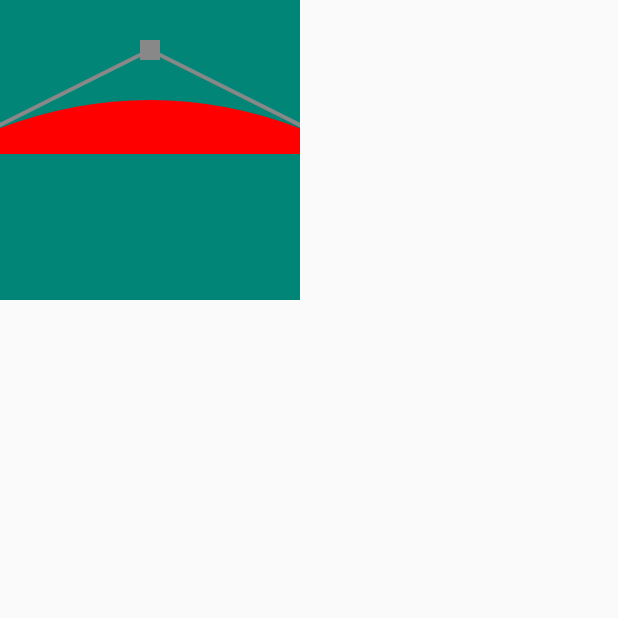
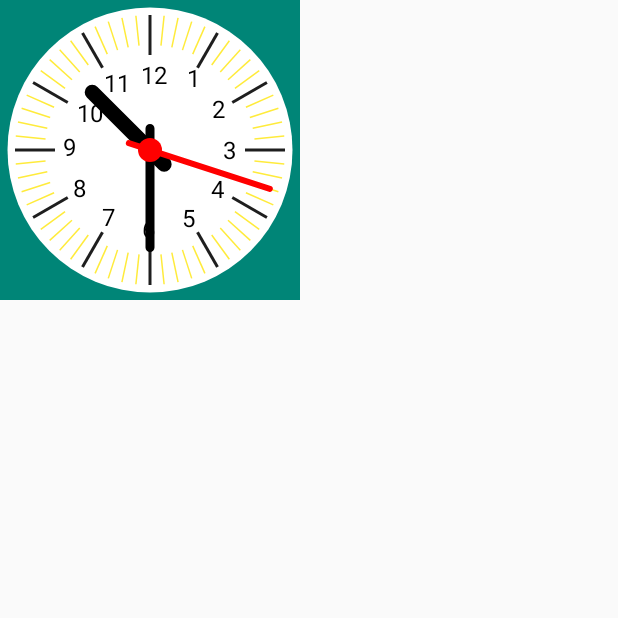
Before and after one commit to wmyasw/KotlinMvpDemo, an Android app: the WidgetActivity screen opened directly, with no data from a screen before it, on a phone screen of 412 x 824 dp, the top half of it. Run offline under Robolectric (Android 15) with nearby library versions, the phone set to English and light mode, and no system bars.

Commit message:
优化钟表控件，表盘数字显示

```diff
--- a/app/src/main/java/com/wmy/kotlin/demo/ui/MainActivity.kt
+++ b/app/src/main/java/com/wmy/kotlin/demo/ui/MainActivity.kt
@@ -94,9 +94,9 @@ class MainActivity : BaseActivity<HomeContract.Presenter<HomeContract.View>, Hom
         layout1.setOnClickListener(object : OnClickListener {
             override fun onClick(p0: View?) {
 //                get()
-
-                val sdpath: String = Environment.getExternalStorageDirectory().getAbsolutePath()
-                SkinManager.instance.loadSkin(sdpath + File.separator + "theme_w-debug.apk")
+                startActivity1(WidgetActivity::class.java)
+//                val sdpath: String = Environment.getExternalStorageDirectory().getAbsolutePath()
+//                SkinManager.instance.loadSkin(sdpath + File.separator + "theme_w-debug.apk")
             }
         })
         layout2.setOnClickListener(object : OnClickListener {
--- a/app/src/main/java/com/wmy/kotlin/demo/widget/WatchBoard.kt
+++ b/app/src/main/java/com/wmy/kotlin/demo/widget/WatchBoard.kt
@@ -82,20 +82,20 @@ class WatchBoard @JvmOverloads constructor(
 
 
     fun obtainStyledAttrs(attrs: AttributeSet) {
-        var typedArray: TypedArray = getContext().obtainStyledAttributes(attrs, R.styleable.WatchBoard);
-        mPadding = typedArray.getDimension(R.styleable.WatchBoard_wb_padding, Utils.dp2px(10));
-        mTextSize = typedArray.getDimension(R.styleable.WatchBoard_wb_text_size, Utils.sp2px(16));
-        mHourPointWidth = typedArray.getDimension(R.styleable.WatchBoard_wb_hour_pointer_width, Utils.dp2px(5));
-        mMinutePointWidth = typedArray.getDimension(R.styleable.WatchBoard_wb_minute_pointer_width, Utils.dp2px(3));
-        mSecondPointWidth = typedArray.getDimension(R.styleable.WatchBoard_wb_second_pointer_width, Utils.dp2px(2));
-        mPointRadius = typedArray.getDimension(R.styleable.WatchBoard_wb_pointer_corner_radius, Utils.dp2px(10));
-        mPointEndLength = typedArray.getDimension(R.styleable.WatchBoard_wb_pointer_end_length, Utils.dp2px(10));
+        var typedArray: TypedArray = getContext().obtainStyledAttributes(attrs, R.styleable.WatchBoard)
+        mPadding = typedArray.getDimension(R.styleable.WatchBoard_wb_padding, Utils.dp2px(10))
+        mTextSize = typedArray.getDimension(R.styleable.WatchBoard_wb_text_size, Utils.sp2px(16))
+        mHourPointWidth = typedArray.getDimension(R.styleable.WatchBoard_wb_hour_pointer_width, Utils.dp2px(5))
+        mMinutePointWidth = typedArray.getDimension(R.styleable.WatchBoard_wb_minute_pointer_width, Utils.dp2px(3))
+        mSecondPointWidth = typedArray.getDimension(R.styleable.WatchBoard_wb_second_pointer_width, Utils.dp2px(2))
+        mPointRadius = typedArray.getDimension(R.styleable.WatchBoard_wb_pointer_corner_radius, Utils.dp2px(10))
+        mPointEndLength = typedArray.getDimension(R.styleable.WatchBoard_wb_pointer_end_length, Utils.dp2px(10))
 
-        mHourPointColor = typedArray.getColor(R.styleable.WatchBoard_wb_hour_pointer_color, Color.BLACK);
-        mMinutePointColor = typedArray.getColor(R.styleable.WatchBoard_wb_minute_pointer_color, Color.BLACK);
-        mSecondPointColor = typedArray.getColor(R.styleable.WatchBoard_wb_second_pointer_color, Color.RED);
-        mColorLong = typedArray.getColor(R.styleable.WatchBoard_wb_scale_long_color, Color.argb(225, 0, 0, 0));
-        mColorShort = typedArray.getColor(R.styleable.WatchBoard_wb_scale_short_color, Color.argb(125, 0, 0, 0));
+        mHourPointColor = typedArray.getColor(R.styleable.WatchBoard_wb_hour_pointer_color, Color.BLACK)
+        mMinutePointColor = typedArray.getColor(R.styleable.WatchBoard_wb_minute_pointer_color, Color.BLACK)
+        mSecondPointColor = typedArray.getColor(R.styleable.WatchBoard_wb_second_pointer_color, Color.RED)
+        mColorLong = typedArray.getColor(R.styleable.WatchBoard_wb_scale_long_color, Color.argb(225, 0, 0, 0))
+        mColorShort = typedArray.getColor(R.styleable.WatchBoard_wb_scale_short_color, Color.argb(125, 0, 0, 0))
 
         // 一定要回收
         typedArray.recycle()
@@ -133,7 +133,7 @@ class WatchBoard @JvmOverloads constructor(
         canvas.save()
         var lineWidth: Int = 40
 
-        for (i in 0..60) {
+        for (i in 0 until 60) {
             if (i % 5 == 0) {
                 mPaint!!.setStrokeWidth(Utils.dp2px(2))
                 mPaint!!.setColor(mColorLong);
@@ -142,16 +142,17 @@ class WatchBoard @JvmOverloads constructor(
                 mPaint!!.setTextSize(mTextSize);
                 val text = (if (i / 5 === 0) 12 else i / 5).toString() + ""
                 var textBound = Rect()
-                mPaint!!.setColor(Color.BLACK);
+                mPaint!!.setColor(Color.BLACK)
                 mPaint!!.getTextBounds(text, 0, text.length, textBound)
                 val textHeight: Int = textBound.bottom - textBound.top
+                val textWidth: Int = (textBound.right-textBound.left)
                 canvas.save()
                 //这个时候我们使用Canvas的Save方法保存了刚才的状态，这个时候我们不移动X轴，只移动Y轴，将坐标向上移动-mRidus + textHeight距离，因为对于手机来说，向上为Y的负轴，所以为-mRidus + textHeight，下面我一会用图来说明
-                canvas.translate(0f, -mRadius + textHeight + lineWidth + mPadding / 2)
+                canvas.translate(-(textWidth/4).toFloat()+4, -mRadius + (textHeight+textWidth)/2 + lineWidth + mPadding / 2)
                 //由于我们没旋转一次，会使用Canvas的rotate方法顺时针旋转6度，所以文字也会跟着旋转，但是我们要让文字不旋转的话，就需要逆时针旋转相应的度数
-                canvas.rotate(-(6 * i).toFloat())
+                canvas.rotate(-(6F * i))
                 canvas.drawText(text,
-                        (mWidth - mPadding) / 2.toFloat()-Utils.dp2px(2),
+                        (mWidth - mPadding) / 2.toFloat(),
                         (mWidth + mPadding) / 2.toFloat(), mPaint!!)
                 canvas.restore()
             }
@@ -165,23 +166,22 @@ class WatchBoard @JvmOverloads constructor(
     //绘制表盘
     fun drawScale(canvas: Canvas) {
         canvas.save()
-        mPaint?.setStrokeWidth(Utils.dp2px(1));
+        mPaint?.setStrokeWidth(Utils.dp2px(1))
         var lineWidth: Int
 
-        for (i in 0..60) {
+        for (i in 0 until  60) {
             if (i % 5 == 0) {
-                lineWidth = 40;
+                lineWidth = 40
                 mPaint!!.setStrokeWidth(Utils.dp2px(2))
-                mPaint!!.setColor(mColorLong);
+                mPaint!!.setColor(mColorLong)
 
             } else {
-                lineWidth = 30;
-                mPaint!!.setColor(mColorShort);
+                lineWidth = 30
+                mPaint!!.setColor(mColorShort)
                 mPaint!!.setStrokeWidth(Utils.dp2px(1))
             }
-//            canvas.save()
             canvas.drawLine((mWidth!! / 2).toFloat(), mPadding, (mWidth!! / 2).toFloat(), mPadding + lineWidth, mPaint!!);
-            canvas.rotate(6F, (mWidth!! / 2).toFloat(), (mWidth!! / 2).toFloat());
+            canvas.rotate(6F, (mWidth!! / 2).toFloat(), (mWidth!! / 2).toFloat())
         }
         canvas.restore()
 
--- a/app/src/main/res/layout/activity_widget.xml
+++ b/app/src/main/res/layout/activity_widget.xml
@@ -6,13 +6,13 @@
     android:layout_height="match_parent"
     tools:context=".ui.WidgetActivity">
 
-<!--    <com.wmy.kotlin.demo.widget.WatchBoard-->
-<!--        android:id="@+id/watchBoard"-->
-<!--        android:layout_width="200dp"-->
-<!--        android:layout_height="200dp"-->
-<!--        android:background="@color/colorPrimary"-->
-<!--        app:wb_scale_short_color="@color/colorAccent"-->
-<!--        tools:ignore="MissingConstraints" />-->
+    <com.wmy.kotlin.demo.widget.WatchBoard
+        android:id="@+id/watchBoard"
+        android:layout_width="200dp"
+        android:layout_height="200dp"
+        android:background="@color/colorPrimary"
+        app:wb_scale_short_color="@color/colorAccent"
+        tools:ignore="MissingConstraints" />
 
 
 <!--    <com.wmy.kotlin.demo.widget.CompassView-->
@@ -24,10 +24,10 @@
 <!--        app:wb_scale_short_color="@color/colorAccent"-->
 <!--        tools:ignore="MissingConstraints"-->
 <!--        tools:layout_editor_absoluteX="0dp" />-->
-    <com.wmy.kotlin.demo.widget.BezierView
-        android:id="@+id/bezierView"
-        android:layout_width="200dp"
-        android:layout_height="200dp"
-        android:background="@color/colorPrimary"
-        tools:ignore="MissingConstraints" />
+<!--    <com.wmy.kotlin.demo.widget.BezierView-->
+<!--        android:id="@+id/bezierView"-->
+<!--        android:layout_width="200dp"-->
+<!--        android:layout_height="200dp"-->
+<!--        android:background="@color/colorPrimary"-->
+<!--        tools:ignore="MissingConstraints" />-->
 </androidx.constraintlayout.widget.ConstraintLayout>
```
Also changed, not shown: app/src/main/java/com/wmy/kotlin/demo/ui/WidgetActivity.kt (+4 -4 lines).
